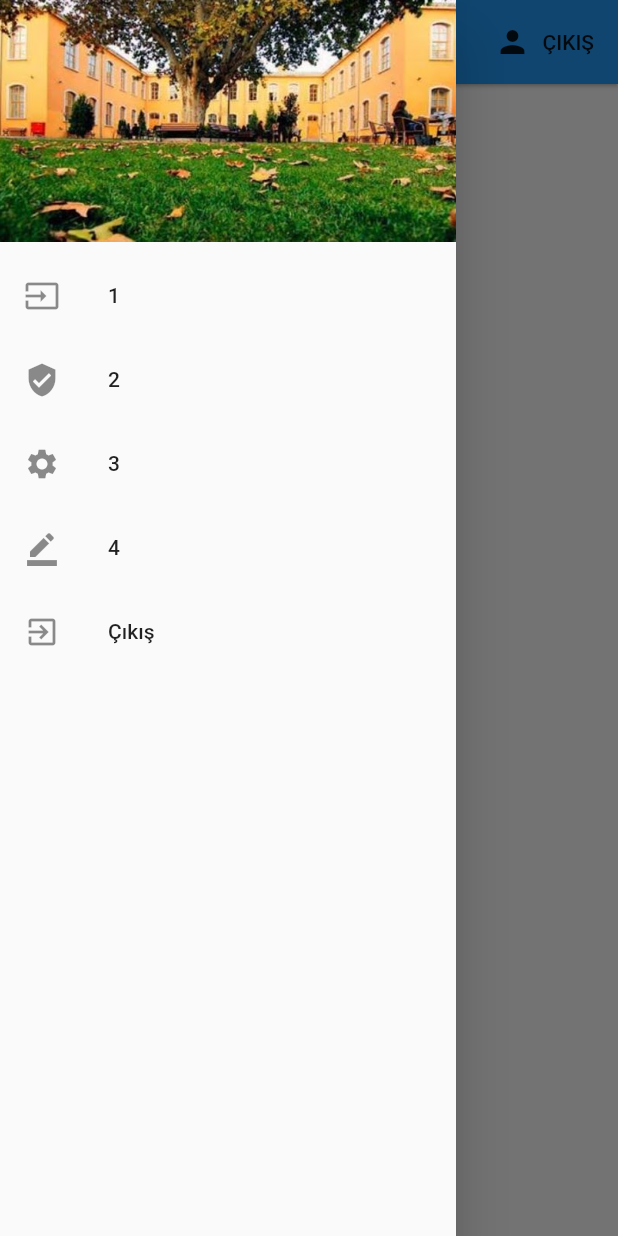
After one commit to cagriustun/Okuyan-Muhendis-Flutter-Mobile-App, a Flutter app: the MyHomePage screen opened directly, with the side drawer open, on a phone screen of 412 x 824 dp. The commit adds this screen. Run offline on Flutter 3.47's test engine with Material 2 defaults, Android fonts, the phone set to English and light mode, and no system bars; our stand-ins replace cloud_firestore, firebase_auth, flutter_spinkit; accounts and stored records are empty.

Commit message:
sidebar and navigator

```diff
--- a/lib/screens/home/home.dart
+++ b/lib/screens/home/home.dart
@@ -1,11 +1,46 @@
 import 'package:flutter/material.dart';
 import 'package:okuyan_muhendis/services/auth.dart';
-import 'package:okuyan_muhendis/services/auth.dart';
+import 'package:okuyan_muhendis/sidebar/sidebar.dart';
 
 class Home extends StatelessWidget {
+  @override
+  Widget build(BuildContext context) {
+    return MaterialApp(
+      title: 'Flutter Demo',
+      theme: ThemeData(
+        primarySwatch: Colors.blue,
+      ),
+      home: MyHomePage(),
+    );
+  }
+}
+
+class MyHomePage extends StatelessWidget {
   final AuthService _auth = AuthService();
   @override
   Widget build(BuildContext context) {
+    return Scaffold(
+      drawer: NavDrawer(),
+      appBar: AppBar(
+        title: Text('Okuyan Muhendis'),
+        elevation: 1.0,
+        actions: <Widget>[
+          FlatButton.icon(
+            icon: Icon(Icons.person),
+            label: Text('ÇIKIŞ'),
+            onPressed: () async {
+              await _auth.signOut();
+            },
+          )
+        ],
+      ),
+      body: Center(
+        child: Text('Side Menu Tutorial'),
+      ),
+    );
+  }
+}
+/*
     return Scaffold(
       backgroundColor: Colors.brown[50],
       appBar: AppBar(
@@ -22,6 +57,4 @@ class Home extends StatelessWidget {
           )
         ],
       ),
-    );
-  }
-}
+    );*/
--- /dev/null
+++ b/lib/sidebar/sidebar.dart
@@ -0,0 +1,75 @@
+import 'package:flutter/material.dart';
+import 'package:okuyan_muhendis/screens/authenticate/sign_in.dart';
+import 'package:okuyan_muhendis/screens/profile/profile.dart';
+import 'package:okuyan_muhendis/services/auth.dart';
+
+class NavDrawer extends StatelessWidget {
+  final AuthService _auth = AuthService();
+  @override
+  Widget build(BuildContext context) {
+    return Drawer(
+      child: ListView(
+        padding: EdgeInsets.zero,
+        children: <Widget>[
+          DrawerHeader(
+            child: Text(
+              '',
+              style: TextStyle(color: Colors.white, fontSize: 25),
+            ),
+            decoration: BoxDecoration(
+                image: DecorationImage(
+                    image: AssetImage('assets/images/fsm.jpg'),
+                    fit: BoxFit.cover)),
+          ),
+          ListTile(
+            leading: Icon(Icons.input),
+            title: Text('1'),
+            onTap: () {
+              print('1');
+              Navigator.pop(context);
+              Navigator.push(
+                  context, MaterialPageRoute(builder: (context) => Profile()));
+            },
+          ),
+          ListTile(
+            leading: Icon(Icons.verified_user),
+            title: Text('2'),
+            onTap: () {
+              Navigator.pop(context);
+              Navigator.push(
+                  context, MaterialPageRoute(builder: (context) => Profile()));
+            },
+          ),
+          ListTile(
+            leading: Icon(Icons.settings),
+            title: Text('3'),
+            onTap: () {
+              Navigator.pop(context);
+              Navigator.push(
+                  context, MaterialPageRoute(builder: (context) => Profile()));
+            },
+          ),
+          ListTile(
+            leading: Icon(Icons.border_color),
+            title: Text('4'),
+            onTap: () {
+              Navigator.pop(context);
+              Navigator.push(
+                  context, MaterialPageRoute(builder: (context) => Profile()));
+            },
+          ),
+          ListTile(
+            leading: Icon(Icons.exit_to_app),
+            title: Text('Çıkış'),
+            onTap: () async {
+              Navigator.pop(context);
+              Navigator.push(
+                  context, MaterialPageRoute(builder: (context) => Signin()));
+              await _auth.signOut();
+            },
+          ),
+        ],
+      ),
+    );
+  }
+}
--- a/pubspec.yaml
+++ b/pubspec.yaml
@@ -49,8 +49,8 @@ flutter:
   uses-material-design: true
 
   # To add assets to your application, add an assets section, like this:
-  # assets:
-  #   - images/a_dot_burr.jpeg
+  assets:
+  - assets/images/fsm.jpg
   #   - images/a_dot_ham.jpeg
 
   # An image asset can refer to one or more resolution-specific "variants", see
```
Also changed, not shown: lib/screens/profile/profile.dart (added, +17 -0 lines), assets/images/fsm.jpg (added).
